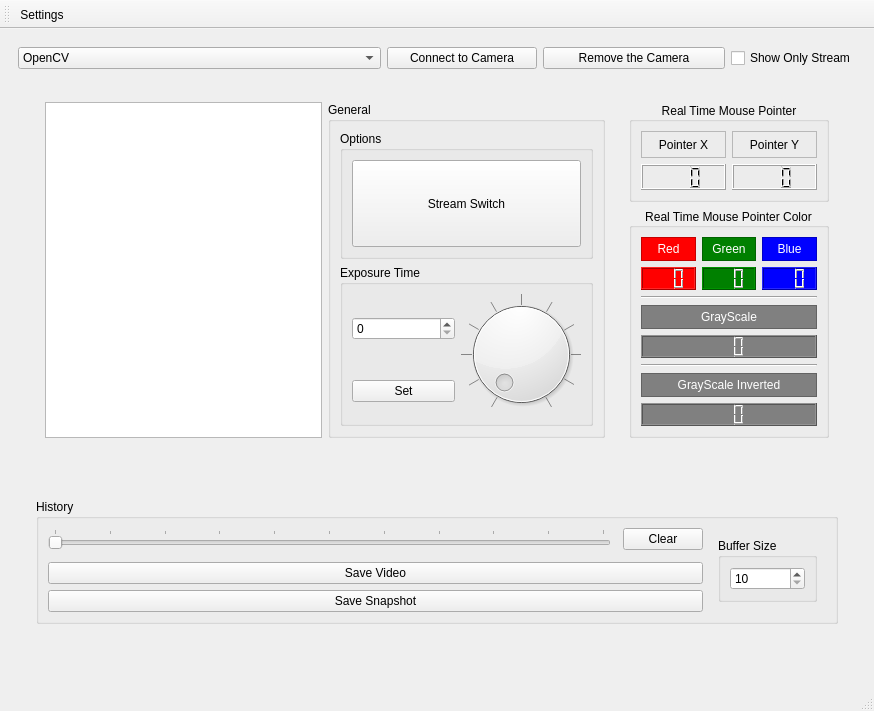
The window that camera_api_developer_UI.ui (msaidbilgehan/Camera-API-Developer-and-Tools-Project) describes before a commit, drawn with Qt 5.
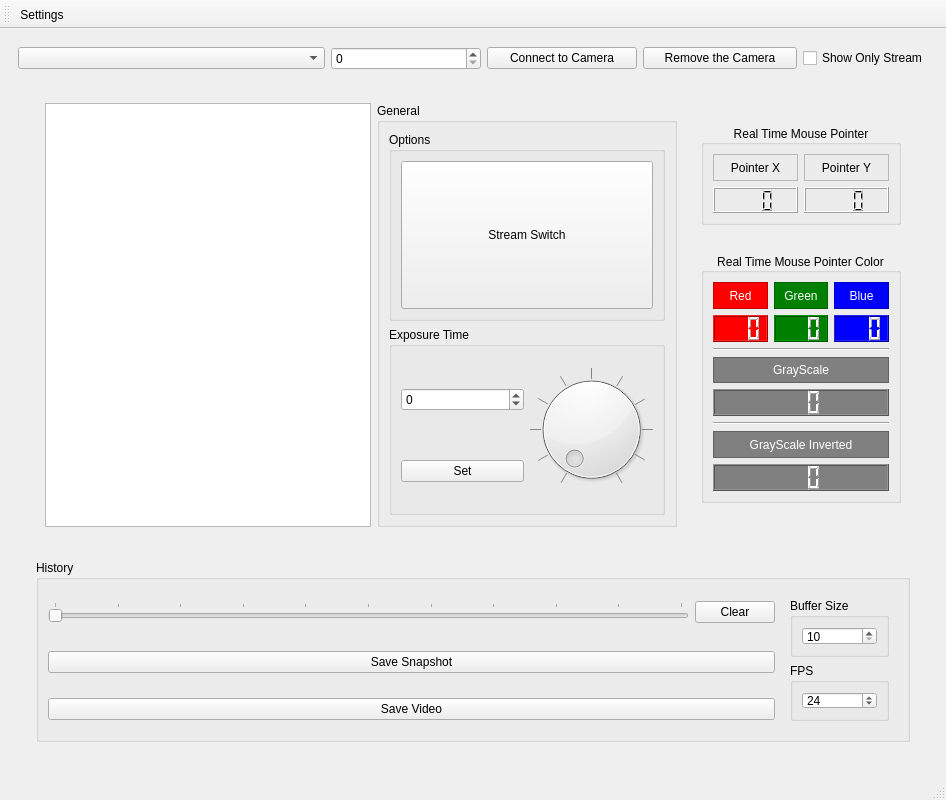
The same window after the commit.

Commit message: Cleanup, added mouse color and coordinate picker and video saving process (need to test with multiple cameras).

```diff
--- a/camera_api_developer_UI.ui
+++ b/camera_api_developer_UI.ui
@@ -7,8 +7,8 @@
    <rect>
     <x>0</x>
     <y>0</y>
-    <width>874</width>
-    <height>711</height>
+    <width>946</width>
+    <height>800</height>
    </rect>
   </property>
   <property name="windowTitle">
@@ -19,7 +19,74 @@
     <item row="0" column="0">
      <widget class="QWidget" name="widget_Camera_Area" native="true">
       <layout class="QGridLayout" name="gridLayout_5">
-       <item row="1" column="0" colspan="5">
+       <item row="0" column="0" colspan="2">
+        <widget class="QComboBox" name="comboBox_Camera_API_Selection">
+         <property name="sizePolicy">
+          <sizepolicy hsizetype="Minimum" vsizetype="Maximum">
+           <horstretch>0</horstretch>
+           <verstretch>0</verstretch>
+          </sizepolicy>
+         </property>
+        </widget>
+       </item>
+       <item row="0" column="3">
+        <widget class="QPushButton" name="pushButton_Page_1_Connect_to_Camera">
+         <property name="sizePolicy">
+          <sizepolicy hsizetype="Minimum" vsizetype="Maximum">
+           <horstretch>0</horstretch>
+           <verstretch>0</verstretch>
+          </sizepolicy>
+         </property>
+         <property name="maximumSize">
+          <size>
+           <width>150</width>
+           <height>16777215</height>
+          </size>
+         </property>
+         <property name="text">
+          <string>Connect to Camera</string>
+         </property>
+        </widget>
+       </item>
+       <item row="0" column="5">
+        <widget class="QCheckBox" name="checkBox_Show_Only_Stream">
+         <property name="sizePolicy">
+          <sizepolicy hsizetype="Maximum" vsizetype="Fixed">
+           <horstretch>0</horstretch>
+           <verstretch>0</verstretch>
+          </sizepolicy>
+         </property>
+         <property name="text">
+          <string>Show Only Stream</string>
+         </property>
+        </widget>
+       </item>
+       <item row="0" column="4">
+        <widget class="QPushButton" name="pushButton_Page_1_Remove_the_Camera">
+         <property name="sizePolicy">
+          <sizepolicy hsizetype="Minimum" vsizetype="Maximum">
+           <horstretch>0</horstretch>
+           <verstretch>0</verstretch>
+          </sizepolicy>
+         </property>
+         <property name="minimumSize">
+          <size>
+           <width>75</width>
+           <height>0</height>
+          </size>
+         </property>
+         <property name="maximumSize">
+          <size>
+           <width>16777215</width>
+           <height>16777215</height>
+          </size>
+         </property>
+         <property name="text">
+          <string>Remove the Camera</string>
+         </property>
+        </widget>
+       </item>
+       <item row="1" column="0" colspan="6">
         <widget class="QWidget" name="widget_Page_1_Main" native="true">
          <layout class="QVBoxLayout" name="verticalLayout">
           <item>
@@ -618,7 +685,14 @@
                        </widget>
                       </item>
                       <item row="2" column="0">
-                       <widget class="QSpinBox" name="spinBox_Exposure_Time"/>
+                       <widget class="QSpinBox" name="spinBox_Exposure_Time">
+                        <property name="minimum">
+                         <number>-100000</number>
+                        </property>
+                        <property name="maximum">
+                         <number>100000</number>
+                        </property>
+                       </widget>
                       </item>
                       <item row="2" column="1" rowspan="2">
                        <widget class="QDial" name="dial_Exposure_Time">
@@ -702,17 +776,73 @@
             <layout class="QGridLayout" name="gridLayout_11">
              <item row="0" column="0">
               <widget class="QGroupBox" name="groupBox_History">
-               <property name="sizePolicy">
-                <sizepolicy hsizetype="Preferred" vsizetype="Maximum">
-                 <horstretch>0</horstretch>
-                 <verstretch>0</verstretch>
-                </sizepolicy>
-               </property>
                <property name="title">
                 <string>History</string>
                </property>
                <layout class="QGridLayout" name="gridLayout">
-                <item row="0" column="2">
+                <item row="0" column="2" rowspan="3">
+                 <widget class="QWidget" name="widget_Page_1_Camera_Object_Params" native="true">
+                  <layout class="QGridLayout" name="gridLayout_3">
+                   <item row="0" column="0">
+                    <widget class="QGroupBox" name="groupBox_Buffer_Size">
+                     <property name="title">
+                      <string>Buffer Size</string>
+                     </property>
+                     <layout class="QGridLayout" name="gridLayout_8">
+                      <item row="0" column="0">
+                       <widget class="QSpinBox" name="spinBox_Buffer_Size">
+                        <property name="minimumSize">
+                         <size>
+                          <width>75</width>
+                          <height>0</height>
+                         </size>
+                        </property>
+                        <property name="maximumSize">
+                         <size>
+                          <width>150</width>
+                          <height>16777215</height>
+                         </size>
+                        </property>
+                        <property name="minimum">
+                         <number>10</number>
+                        </property>
+                        <property name="maximum">
+                         <number>500</number>
+                        </property>
+                       </widget>
+                      </item>
+                     </layout>
+                    </widget>
+                   </item>
+                   <item row="1" column="0">
+                    <widget class="QGroupBox" name="groupBox_FPS">
+                     <property name="title">
+                      <string>FPS</string>
+                     </property>
+                     <layout class="QGridLayout" name="gridLayout_12">
+                      <item row="0" column="0">
+                       <widget class="QSpinBox" name="spinBox_Save_Video_FPS">
+                        <property name="minimum">
+                         <number>10</number>
+                        </property>
+                        <property name="maximum">
+                         <number>1020</number>
+                        </property>
+                        <property name="singleStep">
+                         <number>1</number>
+                        </property>
+                        <property name="value">
+                         <number>24</number>
+                        </property>
+                       </widget>
+                      </item>
+                     </layout>
+                    </widget>
+                   </item>
+                  </layout>
+                 </widget>
+                </item>
+                <item row="0" column="1">
                  <widget class="QPushButton" name="pushButton_Buffer_Clear">
                   <property name="text">
                    <string>Clear</string>
@@ -735,73 +865,18 @@
                   </property>
                  </widget>
                 </item>
-                <item row="3" column="0" colspan="3">
-                 <widget class="QPushButton" name="pushButton_Page_1_Snapshot">
-                  <property name="text">
-                   <string>Save Snapshot</string>
-                  </property>
-                 </widget>
-                </item>
-                <item row="2" column="0" colspan="3">
+                <item row="2" column="0" colspan="2">
                  <widget class="QPushButton" name="pushButton_Page_1_Video">
                   <property name="text">
                    <string>Save Video</string>
                   </property>
                  </widget>
                 </item>
-                <item row="0" column="3" rowspan="4">
-                 <widget class="QWidget" name="widget_Page_1_Camera_Object_Params" native="true">
-                  <property name="sizePolicy">
-                   <sizepolicy hsizetype="Maximum" vsizetype="Maximum">
-                    <horstretch>0</horstretch>
-                    <verstretch>0</verstretch>
-                   </sizepolicy>
+                <item row="1" column="0" colspan="2">
+                 <widget class="QPushButton" name="pushButton_Page_1_Snapshot">
+                  <property name="text">
+                   <string>Save Snapshot</string>
                   </property>
-                  <layout class="QGridLayout" name="gridLayout_3">
-                   <item row="0" column="0">
-                    <widget class="QGroupBox" name="groupBox_Buffer_Size">
-                     <property name="sizePolicy">
-                      <sizepolicy hsizetype="Maximum" vsizetype="Maximum">
-                       <horstretch>0</horstretch>
-                       <verstretch>0</verstretch>
-                      </sizepolicy>
-                     </property>
-                     <property name="title">
-                      <string>Buffer Size</string>
-                     </property>
-                     <layout class="QGridLayout" name="gridLayout_8">
-                      <item row="0" column="0">
-                       <widget class="QSpinBox" name="spinBox_Buffer_Size">
-                        <property name="sizePolicy">
-                         <sizepolicy hsizetype="Minimum" vsizetype="Fixed">
-                          <horstretch>0</horstretch>
-                          <verstretch>0</verstretch>
-                         </sizepolicy>
-                        </property>
-                        <property name="minimumSize">
-                         <size>
-                          <width>75</width>
-                          <height>0</height>
-                         </size>
-                        </property>
-                        <property name="maximumSize">
-                         <size>
-                          <width>150</width>
-                          <height>16777215</height>
-                         </size>
-                        </property>
-                        <property name="minimum">
-                         <number>10</number>
-                        </property>
-                        <property name="maximum">
-                         <number>500</number>
-                        </property>
-                       </widget>
-                      </item>
-                     </layout>
-                    </widget>
-                   </item>
-                  </layout>
                  </widget>
                 </item>
                </layout>
@@ -813,67 +888,10 @@
          </layout>
         </widget>
        </item>
-       <item row="0" column="4">
-        <widget class="QCheckBox" name="checkBox_Show_Only_Stream">
-         <property name="sizePolicy">
-          <sizepolicy hsizetype="Maximum" vsizetype="Fixed">
-           <horstretch>0</horstretch>
-           <verstretch>0</verstretch>
-          </sizepolicy>
-         </property>
-         <property name="text">
-          <string>Show Only Stream</string>
-         </property>
-        </widget>
-       </item>
        <item row="0" column="2">
-        <widget class="QPushButton" name="pushButton_Page_1_Connect_to_Camera">
+        <widget class="QSpinBox" name="spinBox_Camera_Index">
          <property name="sizePolicy">
-          <sizepolicy hsizetype="Minimum" vsizetype="Maximum">
-           <horstretch>0</horstretch>
-           <verstretch>0</verstretch>
-          </sizepolicy>
-         </property>
-         <property name="maximumSize">
-          <size>
-           <width>150</width>
-           <height>16777215</height>
-          </size>
-         </property>
-         <property name="text">
-          <string>Connect to Camera</string>
-         </property>
-        </widget>
-       </item>
-       <item row="0" column="0" colspan="2">
-        <widget class="QComboBox" name="comboBox_Camera_API_Selection">
-         <property name="sizePolicy">
-          <sizepolicy hsizetype="Minimum" vsizetype="Maximum">
-           <horstretch>0</horstretch>
-           <verstretch>0</verstretch>
-          </sizepolicy>
-         </property>
-         <item>
-          <property name="text">
-           <string>OpenCV</string>
-          </property>
-         </item>
-         <item>
-          <property name="text">
-           <string>Basler</string>
-          </property>
-         </item>
-         <item>
-          <property name="text">
-           <string>Baumer</string>
-          </property>
-         </item>
-        </widget>
-       </item>
-       <item row="0" column="3">
-        <widget class="QPushButton" name="pushButton_Page_1_Remove_the_Camera">
-         <property name="sizePolicy">
-          <sizepolicy hsizetype="Minimum" vsizetype="Maximum">
+          <sizepolicy hsizetype="Minimum" vsizetype="Fixed">
            <horstretch>0</horstretch>
            <verstretch>0</verstretch>
           </sizepolicy>
@@ -886,12 +904,15 @@
          </property>
          <property name="maximumSize">
           <size>
-           <width>16777215</width>
+           <width>150</width>
            <height>16777215</height>
           </size>
          </property>
-         <property name="text">
-          <string>Remove the Camera</string>
+         <property name="minimum">
+          <number>0</number>
+         </property>
+         <property name="maximum">
+          <number>1000</number>
          </property>
         </widget>
        </item>
```
The commit also changes 3 other files.
